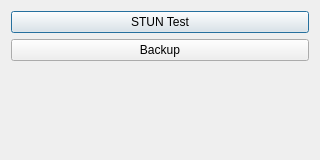
This is ui/dialog_tools.ui in alaaabd90/vload-windows as Qt 5 draws it before an edit. The edited form follows.
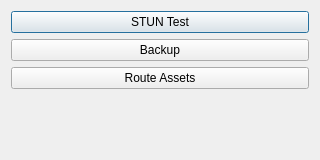
This is the edited form.

Commit message: feat: add route asset (geoip.db/geosite.db) management

```diff
--- a/ui/dialog_tools.ui
+++ b/ui/dialog_tools.ui
@@ -28,6 +28,13 @@
      </property>
     </widget>
    </item>
+   <item>
+    <widget class="QPushButton" name="assets_button">
+     <property name="text">
+      <string>Route Assets</string>
+     </property>
+    </widget>
+   </item>
    <item>
     <spacer name="verticalSpacer">
      <property name="orientation">
```
The commit also changes 6 other files.
